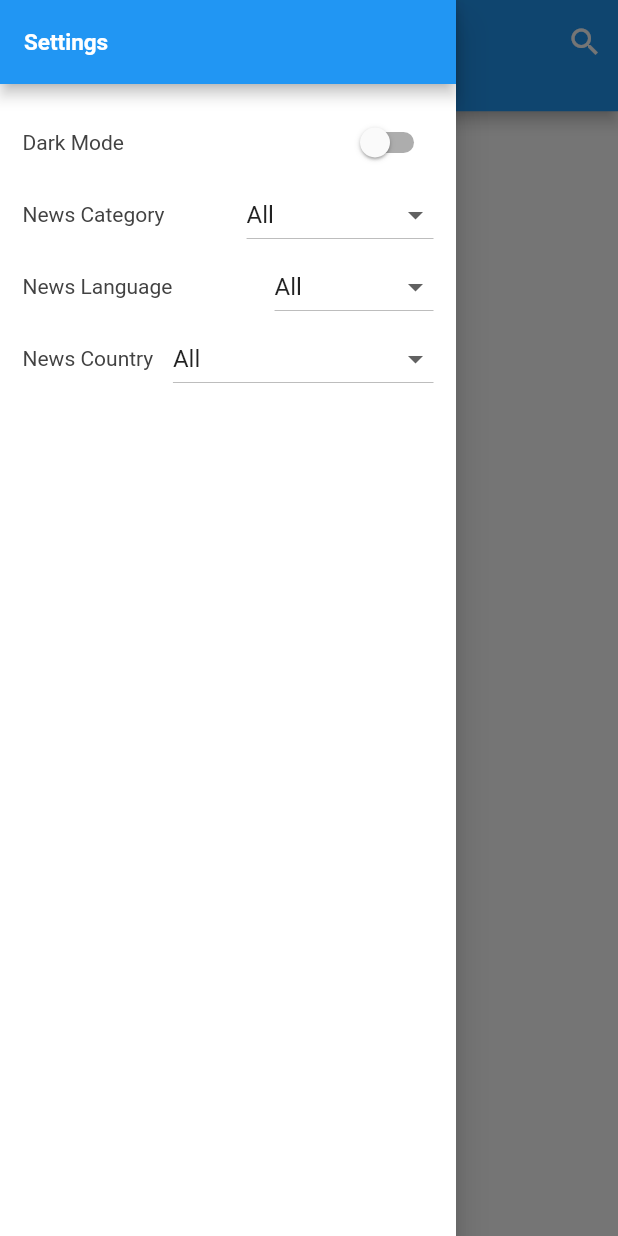
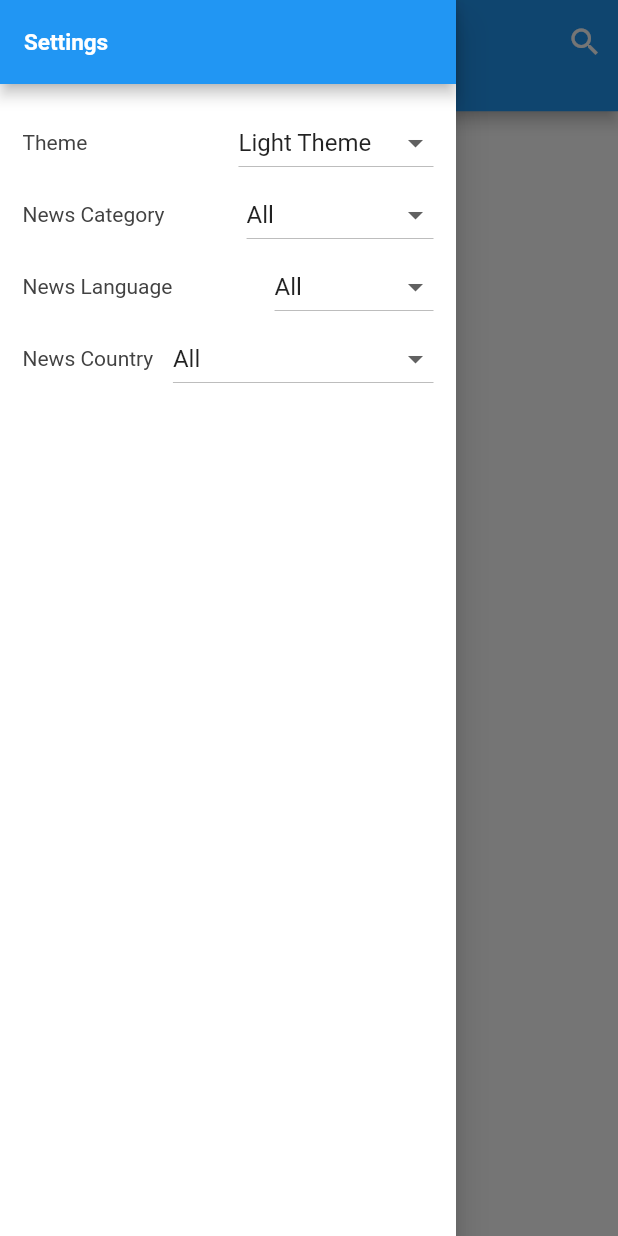
Before and after one commit to DevanshMathur/News_App_Flutter, a Flutter app: the screen it shows after launch, with the side drawer open, on a phone screen of 412 x 824 dp. Run offline on Flutter 3.47's test engine with Material 2 defaults, Android fonts, the phone set to English and light mode, and no system bars; our stand-ins replace dio, equatable, flutter_bloc, retrofit, shared_preferences; generated files the repository leaves out were written again; network calls fail.

Commit message:
system theme added

```diff
--- a/lib/main.dart
+++ b/lib/main.dart
@@ -8,6 +8,7 @@ import 'package:news_headlines/src/app/block/theme/theme_state.dart';
 import 'package:news_headlines/src/app_utils/api_constants.dart';
 import 'package:news_headlines/src/app_utils/app_preference.dart';
 import 'package:news_headlines/src/navigation/routes.dart';
+import 'package:news_headlines/theme/app_theme.dart';
 
 Future<void> main() async {
   WidgetsFlutterBinding.ensureInitialized();
@@ -32,7 +33,9 @@ class MyApp extends StatelessWidget {
           return MaterialApp(
             routes: Routes.routes,
             initialRoute: Routes.homeScreen,
-            theme: state.themeData,
+            theme: AppTheme.lightTheme,
+            darkTheme: AppTheme.darkTheme,
+            themeMode: state.themeMode,
             debugShowCheckedModeBanner: false,
           );
         },
--- a/lib/src/app/block/home/home_state.dart
+++ b/lib/src/app/block/home/home_state.dart
@@ -9,14 +9,12 @@ abstract class HomeState {
 class InitialSearchState extends HomeState {
   const InitialSearchState();
 
-  @override
   List<Object> get props => [];
 }
 
 class LoadingSearchState extends HomeState {
   const LoadingSearchState();
 
-  @override
   List<Object> get props => [];
 }
 
@@ -25,7 +23,6 @@ class LoadedSearchState extends HomeState {
 
   const LoadedSearchState(this.searchResponse);
 
-  @override
   List<Object> get props => [searchResponse];
 }
 
@@ -34,7 +31,6 @@ class SearchApiErrorState extends HomeState {
 
   const SearchApiErrorState(this.error);
 
-  @override
   List<Object?> get props => [error];
 }
 
@@ -43,6 +39,5 @@ class SearchErrorState extends HomeState {
 
   const SearchErrorState(this.error);
 
-  @override
   List<Object?> get props => [error];
 }
--- a/lib/src/app/block/search/search_state.dart
+++ b/lib/src/app/block/search/search_state.dart
@@ -9,14 +9,12 @@ abstract class SearchState {
 class InitialSearchState extends SearchState {
   const InitialSearchState();
 
-  @override
   List<Object> get props => [];
 }
 
 class LoadingSearchState extends SearchState {
   const LoadingSearchState();
 
-  @override
   List<Object> get props => [];
 }
 
@@ -25,7 +23,6 @@ class LoadedSearchState extends SearchState {
 
   const LoadedSearchState(this.searchResponse);
 
-  @override
   List<Object> get props => [searchResponse];
 }
 
@@ -34,7 +31,6 @@ class SearchApiErrorState extends SearchState {
 
   const SearchApiErrorState(this.error);
 
-  @override
   List<Object?> get props => [error];
 }
 
@@ -43,6 +39,5 @@ class SearchErrorState extends SearchState {
 
   const SearchErrorState(this.error);
 
-  @override
   List<Object?> get props => [error];
 }
--- a/lib/src/app/block/theme/theme_bloc.dart
+++ b/lib/src/app/block/theme/theme_bloc.dart
@@ -4,12 +4,12 @@ import 'package:news_headlines/src/app/block/theme/theme_state.dart';
 import 'package:news_headlines/src/app_utils/app_utils.dart';
 
 class ThemeBloc extends Bloc<ThemeEvent, ThemeState> {
-  ThemeBloc() : super(ThemeState(themeData: AppUtils.getAppTheme()));
+  ThemeBloc() : super(ThemeState(themeMode: AppUtils.getSelectedThemeMode()));
 
   @override
   Stream<ThemeState> mapEventToState(ThemeEvent event) async* {
     if (event is ThemeEvent) {
-      yield ThemeState(themeData: event.themeData);
+      yield ThemeState(themeMode: event.themeMode);
     }
   }
 }
--- a/lib/src/app/block/theme/theme_event.dart
+++ b/lib/src/app/block/theme/theme_event.dart
@@ -2,9 +2,9 @@ import 'package:equatable/equatable.dart';
 import 'package:flutter/material.dart';
 
 class ThemeEvent extends Equatable {
-  final ThemeData themeData;
-  const ThemeEvent({required this.themeData});
+  final ThemeMode themeMode;
+  const ThemeEvent({required this.themeMode});
 
   @override
-  List<Object> get props => [themeData];
+  List<Object> get props => [themeMode];
 }
--- a/lib/src/app/block/theme/theme_state.dart
+++ b/lib/src/app/block/theme/theme_state.dart
@@ -2,9 +2,10 @@ import 'package:equatable/equatable.dart';
 import 'package:flutter/material.dart';
 
 class ThemeState extends Equatable {
-  final ThemeData themeData;
-  const ThemeState({required this.themeData});
+  final ThemeMode themeMode;
+
+  const ThemeState({required this.themeMode});
 
   @override
-  List<Object> get props => [themeData];
+  List<Object> get props => [themeMode];
 }
--- a/lib/src/app/ui/home/news_home.dart
+++ b/lib/src/app/ui/home/news_home.dart
@@ -10,8 +10,10 @@ import 'package:news_headlines/src/app/repository/news/api/model/news_article.da
 import 'package:news_headlines/src/app/ui/home/widgets/home_app_bar.dart';
 import 'package:news_headlines/src/app/ui/widgets/news_item.dart';
 import 'package:news_headlines/src/app_utils/api_constants.dart';
+import 'package:news_headlines/src/app_utils/app_preference.dart';
 import 'package:news_headlines/src/app_utils/app_utils.dart';
-import 'package:news_headlines/theme/app_theme.dart';
+
+import '../../../../theme/theme_enum.dart';
 
 class NewsScreenWidget extends StatelessWidget {
   const NewsScreenWidget({Key? key}) : super(key: key);
@@ -102,10 +104,17 @@ class NewsHomeState extends State<NewsHome> {
                   Row(
                     mainAxisAlignment: MainAxisAlignment.spaceBetween,
                     children: [
-                      const Text("Dark Mode"),
-                      Switch(
-                          value: AppUtils.getDarkMode(),
-                          onChanged: switchTheme),
+                      const Text("Theme"),
+                      DropdownButton<String>(
+                          value: AppUtils.getSelectedTheme(),
+                          items: AppUtils.getThemeModeList().map((value) {
+                            return DropdownMenuItem<String>(
+                              value: value,
+                              child: Text(value),
+                            );
+                          }).toList(),
+                          onChanged: (value) =>
+                              switchTheme(AppUtils.getThemeEnum(value!))),
                     ],
                   ),
                   Row(
@@ -113,7 +122,7 @@ class NewsHomeState extends State<NewsHome> {
                     children: [
                       const Text("News Category"),
                       DropdownButton<String>(
-                        value: AppUtils.getSelectedCategory(),
+                        value: AppPreference.getSelectedCategory(),
                         items: AppUtils.getCategoryList().map((value) {
                           return DropdownMenuItem<String>(
                             value: value,
@@ -122,7 +131,7 @@ class NewsHomeState extends State<NewsHome> {
                         }).toList(),
                         onChanged: (category) {
                           setState(() {
-                            AppUtils.setSelectedCategory(category!);
+                            AppPreference.setSelectedCategory(category!);
                             updateList();
                           });
                         },
@@ -134,7 +143,7 @@ class NewsHomeState extends State<NewsHome> {
                     children: [
                       const Text("News Language"),
                       DropdownButton<String>(
-                        value: AppUtils.getSelectedLanguage(),
+                        value: AppPreference.getSelectedLanguage(),
                         items: AppUtils.getLanguageList().map((value) {
                           return DropdownMenuItem<String>(
                             value: value,
@@ -143,7 +152,7 @@ class NewsHomeState extends State<NewsHome> {
                         }).toList(),
                         onChanged: (language) {
                           setState(() {
-                            AppUtils.setSelectedLanguage(language!);
+                            AppPreference.setSelectedLanguage(language!);
                             // updateList();
                           });
                         },
@@ -155,7 +164,7 @@ class NewsHomeState extends State<NewsHome> {
                     children: [
                       const Text("News Country"),
                       DropdownButton<String>(
-                        value: AppUtils.getSelectedCountry(),
+                        value: AppPreference.getSelectedCountry(),
                         items: AppUtils.getCountryList().map((value) {
                           return DropdownMenuItem<String>(
                             value: value,
@@ -164,7 +173,7 @@ class NewsHomeState extends State<NewsHome> {
                         }).toList(),
                         onChanged: (country) {
                           setState(() {
-                            AppUtils.setSelectedCountry(country!);
+                            AppPreference.setSelectedCountry(country!);
                             updateList();
                           });
                         },
@@ -188,21 +197,27 @@ class NewsHomeState extends State<NewsHome> {
     );
   }
 
-  void switchTheme(bool val) {
+  void switchTheme(ThemeEnum val) {
     setState(() {
-      AppUtils.setDarkMode(val);
-      if (val) {
-        BlocProvider.of<ThemeBloc>(context)
-            .add(ThemeEvent(themeData: AppTheme.darkTheme));
-      } else {
-        BlocProvider.of<ThemeBloc>(context)
-            .add(ThemeEvent(themeData: AppTheme.lightTheme));
+      AppPreference.setSelectedThemeEnum(val); //save enum
+      switch (val) {
+        case ThemeEnum.lightTheme:
+          BlocProvider.of<ThemeBloc>(context)
+              .add(const ThemeEvent(themeMode: ThemeMode.light));
+          break;
+        case ThemeEnum.darkTheme:
+          BlocProvider.of<ThemeBloc>(context)
+              .add(const ThemeEvent(themeMode: ThemeMode.dark));
+          break;
+        case ThemeEnum.systemTheme:
+          BlocProvider.of<ThemeBloc>(context)
+              .add(const ThemeEvent(themeMode: ThemeMode.system));
+          break;
       }
     });
   }
 
   void updateList() {
-
     articleList.clear();
     BlocProvider.of<HomeBloc>(context).add(HomeModule(
         page: page,
--- a/lib/src/app/ui/widgets/image_view.dart
+++ b/lib/src/app/ui/widgets/image_view.dart
@@ -2,6 +2,7 @@ import 'package:flutter/cupertino.dart';
 
 class ImageWidget extends StatelessWidget {
   final String? imageUrl;
+
   const ImageWidget(this.imageUrl, {Key? key}) : super(key: key);
 
   @override
@@ -12,7 +13,6 @@ class ImageWidget extends StatelessWidget {
           ? Container(
               alignment: Alignment.center,
               height: 200,
-          child: Expanded(
               child: FadeInImage.assetNetwork(
                   imageErrorBuilder: (context, error, stackTrace) {
                     return Image.asset("assets/images/news.png");
@@ -20,7 +20,7 @@ class ImageWidget extends StatelessWidget {
                   placeholder: "assets/placeholder/loading.jpg",
                   image: imageUrl!,
                 ),
-          ))
+            )
           : Image.asset("assets/images/news.png"),
     );
   }
--- a/lib/src/app_utils/app_preference.dart
+++ b/lib/src/app_utils/app_preference.dart
@@ -1,8 +1,9 @@
 import 'package:logging/logging.dart';
+import 'package:news_headlines/theme/theme_enum.dart';
 import 'package:shared_preferences/shared_preferences.dart';
 
 class AppPreference {
-  static const _darkThemeEnabled = "darkThemeEnabled";
+  static const _selectedTheme = "selectedTheme";
   static const _selectedCategory = "selectedCategory";
   static const _selectedCountry = "selectedCountry";
   static const _selectedLanguage = "selectedLanguage";
@@ -12,6 +13,7 @@ class AppPreference {
   static final Future<SharedPreferences> _prefs =
       SharedPreferences.getInstance();
   static SharedPreferences? _instance;
+
   static Future getAppPrefInstance() async {
     try {
       _instance = await _prefs;
@@ -20,12 +22,21 @@ class AppPreference {
     }
   }
 
-  static setDarkThemeEnabled(bool val) {
-    _instance!.setBool(_darkThemeEnabled, val);
+  static void setSelectedThemeEnum(ThemeEnum val) {
+    _instance!.setInt(_selectedTheme, val.index);
   }
 
-  static bool getDarkThemeEnabled() {
-    return _instance!.getBool(_darkThemeEnabled) ?? false;
+  static ThemeEnum getSelectedThemeEnum() {
+    switch (_instance!.getInt(_selectedTheme) ?? 0) {
+      case 0:
+        return ThemeEnum.lightTheme;
+      case 1:
+        return ThemeEnum.darkTheme;
+      case 2:
+        return ThemeEnum.systemTheme;
+      default:
+        return ThemeEnum.systemTheme;
+    }
   }
 
   static setSelectedCategory(String val) {
@@ -51,30 +62,4 @@ class AppPreference {
   static String getSelectedLanguage() {
     return _instance!.getString(_selectedLanguage) ?? 'All';
   }
-
-  /*
-  addStringToSF() async {
-    SharedPreferences prefs = await SharedPreferences.getInstance();
-    prefs.setString('stringValue', "abc");
-  }
-
-  addBoolToSF() async {
-    SharedPreferences prefs = await SharedPreferences.getInstance();
-    prefs.setBool('boolValue', true);
-  }
-
-  getStringValuesSF() async {
-    SharedPreferences prefs = await SharedPreferences.getInstance();
-    //Return String
-    String stringValue = prefs.getString('stringValue');
-    return stringValue;
-  }
-
-  getBoolValuesSF() async {
-    SharedPreferences prefs = await SharedPreferences.getInstance();
-    //Return bool
-    bool boolValue = prefs.getBool('boolValue');
-    return boolValue;
-  }
-   */
 }
--- a/lib/src/app_utils/app_utils.dart
+++ b/lib/src/app_utils/app_utils.dart
@@ -1,56 +1,86 @@
 import 'package:flutter/material.dart';
-import 'package:news_headlines/src/app/repository/news/api/model/article_source.dart';
-import 'package:news_headlines/src/app/repository/news/api/model/news_article.dart';
-import 'package:news_headlines/theme/app_theme.dart';
 
+import '../../theme/theme_enum.dart';
 import 'app_preference.dart';
 
 class AppUtils {
-  // static String? _selectedCategory = 'All';
-  // static String? _selectedLanguage = 'All';
-  // static String? _selectedCountry = 'All';
-  // static const bool _darkMode = false;
+  static String? getSelectedCategoryCode() {
+    String _selectedCategory = AppPreference.getSelectedCategory();
+    if (_selectedCategory != 'All') {
+      return _selectedCategory.toLowerCase();
+    } else {
+      return null;
+    }
+  }
 
-  static String? getSelectedCategoryCode() => getSelectedCategory() != 'All'
-      ? getSelectedCategory().toLowerCase()
-      : null;
+  static String? getSelectedLanguageCode() {
+    String _selectedLanguage = AppPreference.getSelectedLanguage();
+    if (_selectedLanguage != 'All') {
+      return _languageCodeList[
+          _languageList.indexOf(AppPreference.getSelectedLanguage())];
+    } else {
+      return null;
+    }
+  }
 
-  static void setSelectedCategory(String value) =>
-      AppPreference.setSelectedCategory(value);
+  static String? getSelectedCountryCode() {
+    String _selectedCountry = AppPreference.getSelectedCountry();
+    if (_selectedCountry != 'All') {
+      return _countryCodeList[
+          _countryList.indexOf(AppPreference.getSelectedCountry())];
+    } else {
+      return null;
+    }
+  }
 
-  static String getSelectedCategory() => AppPreference.getSelectedCategory();
+  static String getSelectedTheme() {
+    switch (AppPreference.getSelectedThemeEnum()) {
+      case ThemeEnum.lightTheme:
+        return 'Light Theme';
+      case ThemeEnum.darkTheme:
+        return 'Dark Theme';
+      case ThemeEnum.systemTheme:
+        return 'System Theme';
+    }
+  }
 
-  static String? getSelectedLanguageCode() => getSelectedLanguage() != 'All'
-      ? _languageCodeList[_languageList.indexOf(getSelectedLanguage())]
-      : null;
+  static ThemeEnum getThemeEnum(String value) {
+    switch (value) {
+      case 'Light Theme':
+        return ThemeEnum.lightTheme;
+      case 'Dark Theme':
+        return ThemeEnum.darkTheme;
+      case 'System Theme':
+        return ThemeEnum.systemTheme;
+      default:
+        return ThemeEnum.systemTheme;
+    }
+  }
 
-  static void setSelectedLanguage(String value) =>
-      AppPreference.setSelectedLanguage(value);
+  static ThemeMode getSelectedThemeMode() {
+    switch (AppPreference.getSelectedThemeEnum()) {
+      case ThemeEnum.lightTheme:
+        return ThemeMode.light;
+      case ThemeEnum.darkTheme:
+        return ThemeMode.dark;
+      case ThemeEnum.systemTheme:
+        return ThemeMode.system;
+    }
+  }
 
-  static String getSelectedLanguage() => AppPreference.getSelectedLanguage();
-
-  static String? getSelectedCountryCode() => getSelectedCountry() != 'All'
-      ? _countryCodeList[_countryList.indexOf(getSelectedCountry())]
-      : null;
-
-  static void setSelectedCountry(String value) =>
-      AppPreference.setSelectedCountry(value);
-
-  static String getSelectedCountry() => AppPreference.getSelectedCountry();
-
-  static bool getDarkMode() => AppPreference.getDarkThemeEnabled();
-
-  static void setDarkMode(bool value) =>
-      AppPreference.setDarkThemeEnabled(value);
-
-  static ThemeData getAppTheme() =>
-      getDarkMode() ? AppTheme.darkTheme : AppTheme.lightTheme;
+  static List<String> getThemeModeList() => _themeModeList;
 
   static List<String> getLanguageList() => _languageList;
 
   static List<String> getCategoryList() => _categoryList;
 
   static List<String> getCountryList() => _countryList;
+
+  static final List<String> _themeModeList = [
+    'Light Theme',
+    'Dark Theme',
+    'System Theme',
+  ];
 
   static final List<String> _languageCodeList = [
     '',
@@ -214,47 +244,4 @@ class AppUtils {
     'Venezuela',
     'South Africa'
   ];
-
-  static List<Article> newsList = [
-    Article(
-      Source(null, "BBC News"),
-      "https://www.facebook.com/bbcnews",
-      "Germany election: Merkel heir loses support as parties meet - BBC News",
-      "Armin Laschet is facing mounting unrest within his party, after their historic election defeat.",
-      "https://www.bbc.com/news/world-europe-58719080",
-      "https://ichef.bbci.co.uk/news/1024/branded_news/52DC/production/_120721212_laschetsad.jpg",
-      "2021-09-28T14:28:05Z",
-      "By Paul KirbyBBC News, Berlin\r\nimage source, Getty Images\r\nimage caption, Armin Laschet has insisted that he can still form a government even though he lost\r\nGerman conservative leader Armin Laschet",
-    ),
-    Article(
-      Source(null, "The Guardian"),
-      "Dan Collyns",
-      "‘Strategy of terror’: 116 dead as Ecuador prisons become battlegrounds for gangs - The Guardian",
-      "Struggle between cartels to control smuggling routes leads to third – and deadliest – prison riot this year",
-      "https://amp.theguardian.com/world/2021/sep/30/ecuador-prison-deaths-mexican-cartels",
-      "https://i.guim.co.uk/img/media/938346a0db8c7f23eb030fe4dae9d06a4b9a9937/0_54_5170_3103/master/5170.jpg?width=1200&height=630&quality=85&auto=format&fit=crop&overlay-align=bottom%2Cleft&overlay-width=100p&overlay-base64=L2ltZy9zdGF0aWMvb3ZlcmxheXMvdGctZGVmYXVsdC5wbmc&enable=upscale&s=c738d41de924c17040913c2ad5b01cc4",
-      "2021-09-30T16:01:00Z",
-      "A bitter struggle between rival Mexican cartels to control cocaine trafficking routes in Ecuador has erupted in a day of bloodshed inside a high-security prison which left 116 inmates dead. Many of t… [+3822 chars]",
-    ),
-    Article(
-      Source(null, "BBC News"),
-      "https://www.facebook.com/bbcnews",
-      "Germany election: Merkel heir loses support as parties meet - BBC News",
-      "Armin Laschet is facing mounting unrest within his party, after their historic election defeat.",
-      "https://www.bbc.com/news/world-europe-58719080",
-      "https://ichef.bbci.co.uk/news/1024/branded_news/52DC/production/_120721212_laschetsad.jpg",
-      "2021-09-28T14:28:05Z",
-      "By Paul KirbyBBC News, Berlin\r\nimage source, Getty Images\r\nimage caption, Armin Laschet has insisted that he can still form a government even though he lost\r\nGerman conservative leader Armin Laschet",
-    ),
-    Article(
-      Source(null, "The Guardian"),
-      "Dan Collyns",
-      "‘Strategy of terror’: 116 dead as Ecuador prisons become battlegrounds for gangs - The Guardian",
-      "Struggle between cartels to control smuggling routes leads to third – and deadliest – prison riot this year",
-      "https://amp.theguardian.com/world/2021/sep/30/ecuador-prison-deaths-mexican-cartels",
-      "https://i.guim.co.uk/img/media/938346a0db8c7f23eb030fe4dae9d06a4b9a9937/0_54_5170_3103/master/5170.jpg?width=1200&height=630&quality=85&auto=format&fit=crop&overlay-align=bottom%2Cleft&overlay-width=100p&overlay-base64=L2ltZy9zdGF0aWMvb3ZlcmxheXMvdGctZGVmYXVsdC5wbmc&enable=upscale&s=c738d41de924c17040913c2ad5b01cc4",
-      "2021-09-30T16:01:00Z",
-      "A bitter struggle between rival Mexican cartels to control cocaine trafficking routes in Ecuador has erupted in a day of bloodshed inside a high-security prison which left 116 inmates dead. Many of t… [+3822 chars]",
-    ),
-  ];
 }
--- /dev/null
+++ b/lib/theme/theme_enum.dart
@@ -0,0 +1,5 @@
+enum ThemeEnum {
+  lightTheme,
+  darkTheme,
+  systemTheme,
+}
--- a/pubspec.yaml
+++ b/pubspec.yaml
@@ -36,7 +36,7 @@ dependencies:
   provider: ^6.0.0
   flutter_bloc: ^7.3.0
   shared_preferences: ^2.0.8
-
+  adaptive_theme: ^2.2.0
 
   # The following adds the Cupertino Icons font to your application.
   # Use with the CupertinoIcons class for iOS style icons.
```
Also changed, not shown: pubspec.lock. Lines whose indentation alone changed are shown as unchanged.
